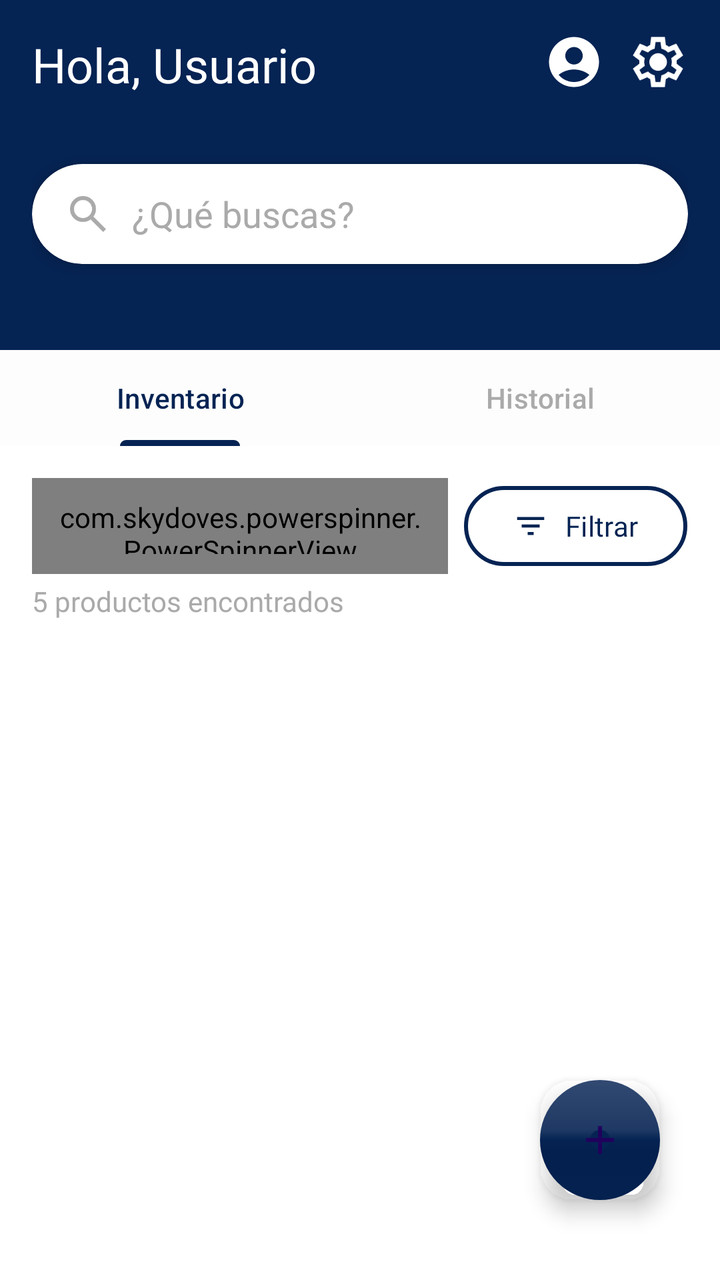
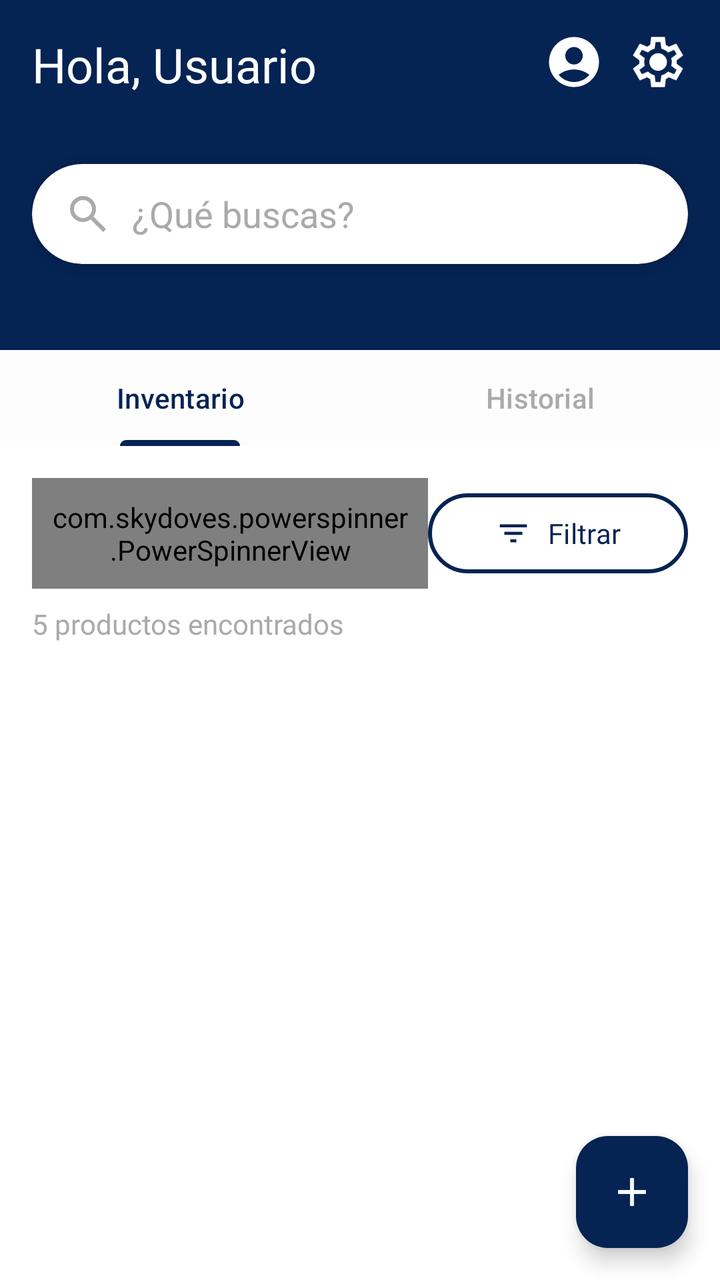

The first picture is an Android layout as it rendered before a commit; the second is the same layout after the commit. The layout source and the unified diff follow.
<!-- AndroidManifest.xml: application theme Theme.SmartFreezer -->
<!-- res/layout/fragment_inventory.xml -->
<?xml version="1.0" encoding="utf-8"?>
<androidx.constraintlayout.widget.ConstraintLayout
    xmlns:android="http://schemas.android.com/apk/res/android"
    xmlns:app="http://schemas.android.com/apk/res-auto"
    xmlns:tools="http://schemas.android.com/tools"
    android:id="@+id/homeFragmentLayout"
    android:layout_width="match_parent"
    android:layout_height="match_parent"
    android:background="@android:color/white"
    tools:context=".navigation.InventoryFragment">

    
    <LinearLayout
        android:id="@+id/headerLayout"
        android:layout_width="0dp"
        android:layout_height="175dp"
        android:orientation="vertical"
        android:background="@color/purpleButton"
        android:padding="16dp"
        app:layout_constraintTop_toTopOf="parent"
        app:layout_constraintStart_toStartOf="parent"
        app:layout_constraintEnd_toEndOf="parent">

        
        <RelativeLayout
            android:layout_width="match_parent"
            android:layout_height="50dp"
            android:paddingBottom="10dp">

            <TextView
                android:id="@+id/tvGreeting"
                android:layout_width="wrap_content"
                android:layout_height="wrap_content"
                android:fontFamily="@font/roboto_light"
                android:text="Hola, Usuario"
                android:textColor="@android:color/white"
                android:textSize="24sp" />

            <LinearLayout
                android:id="@+id/headerIcons"
                android:layout_width="wrap_content"
                android:layout_height="wrap_content"
                android:layout_alignParentEnd="true"
                android:orientation="horizontal">

                <ImageView
                    android:id="@+id/btnAccount"
                    android:layout_width="30dp"
                    android:layout_height="30dp"
                    android:layout_marginEnd="12dp"
                    android:src="@drawable/account2" />

                <ImageView
                    android:id="@+id/btnSettings"
                    android:layout_width="30dp"
                    android:layout_height="30dp"
                    android:src="@drawable/settings" />
            </LinearLayout>
        </RelativeLayout>

        
        <androidx.cardview.widget.CardView
            android:layout_width="match_parent"
            android:layout_height="50dp"
            android:layout_marginTop="16dp"
            android:backgroundTint="@color/white"
            app:cardCornerRadius="25dp"
            app:cardElevation="4dp">

            <LinearLayout
                android:layout_width="match_parent"
                android:layout_height="match_parent"
                android:orientation="horizontal"
                android:gravity="center_vertical"
                android:paddingHorizontal="16dp">

                <ImageView
                    android:layout_width="24dp"
                    android:layout_height="24dp"
                    app:tint="@android:color/darker_gray"
                    android:src="@drawable/search" />

                <EditText
                    android:id="@+id/searchBar"
                    android:layout_width="match_parent"
                    android:layout_height="wrap_content"
                    android:layout_marginStart="10dp"
                    android:background="@android:color/transparent"
                    android:fontFamily="@font/roboto"
                    android:hint="¿Qué buscas?"
                    android:inputType="text"
                    android:minHeight="48dp"
                    android:textColor="@android:color/black"
                    android:textColorHint="@android:color/darker_gray" />
            </LinearLayout>
        </androidx.cardview.widget.CardView>
    </LinearLayout>

    
    <com.google.android.material.tabs.TabLayout
        android:id="@+id/tabSelector"
        android:layout_width="0dp"
        android:layout_height="wrap_content"
        android:background="#FDFDFD"
        app:layout_constraintEnd_toEndOf="parent"
        app:layout_constraintStart_toStartOf="parent"
        app:layout_constraintTop_toBottomOf="@id/headerLayout"
        app:tabIndicatorColor="@color/purpleButton"
        app:tabSelectedTextColor="@color/purpleButton"
        app:tabTextColor="@android:color/darker_gray">

        <com.google.android.material.tabs.TabItem
            android:layout_width="wrap_content"
            android:layout_height="wrap_content"
            android:text="Inventario" />

        <com.google.android.material.tabs.TabItem
            android:layout_width="wrap_content"
            android:layout_height="wrap_content"
            android:text="Historial" />

    </com.google.android.material.tabs.TabLayout>

    
    <LinearLayout
        android:id="@+id/locationInfo"
        android:layout_width="0dp"
        android:layout_height="wrap_content"
        android:orientation="vertical"
        android:padding="16dp"
        app:layout_constraintTop_toBottomOf="@id/tabSelector"
        app:layout_constraintStart_toStartOf="parent"
        app:layout_constraintEnd_toEndOf="parent">

        <LinearLayout
            android:layout_width="match_parent"
            android:layout_height="wrap_content"
            android:orientation="horizontal"
            android:gravity="center_vertical"
            android:weightSum="2">

            
            <com.skydoves.powerspinner.PowerSpinnerView
                android:id="@+id/spinnerLocation"
                android:layout_width="0dp"
                android:layout_height="match_parent"
                android:layout_gravity="start"
                android:layout_weight="1.3"
                android:hint="¿Donde esta?"
                android:padding="10dp"
                android:textAlignment="textStart"
                android:textColor="@color/white"
                android:textColorHint="@color/purpleButton"
                android:textSize="18sp"
                app:fontFamily="@font/roboto_light"
                app:spinner_arrow_animate="true"
                app:spinner_arrow_gravity="start"
                app:spinner_arrow_padding="8dp"
                app:spinner_arrow_tint="@color/purpleButton"
                app:spinner_debounce_duration="25"
                app:spinner_divider_color="@color/white"
                app:spinner_divider_show="true"
                app:spinner_divider_size="0.8dp"
                app:spinner_item_array="@array/locations_array"
                app:spinner_item_height="50dp"
                app:spinner_popup_animation="dropdown"
                app:spinner_popup_background="@color/colorNavBar"
                app:spinner_popup_elevation="14dp" />

            <FrameLayout
                android:layout_width="0dp"
                android:layout_height="wrap_content"
                android:layout_marginStart="8dp"
                android:layout_weight="0.7">

                <com.google.android.material.button.MaterialButton
                    android:id="@+id/btnFilterOptions"
                    android:layout_width="match_parent"
                    android:layout_height="wrap_content"
                    android:backgroundTint="@color/white"
                    android:elevation="2dp"
                    android:paddingHorizontal="12dp"
                    android:text="Filtrar"
                    android:textColor="@color/purpleButton"
                    android:textSize="14sp"
                    app:fontFamily="@font/roboto"
                    app:icon="@drawable/filter"
                    app:iconGravity="textStart"
                    app:iconTint="@color/purpleButton"
                    app:strokeColor="@color/purpleButton"
                    app:strokeWidth="2dp" />

                <TextView
                    android:id="@+id/filterBadge"
                    android:layout_width="20dp"
                    android:layout_height="20dp"
                    android:layout_gravity="end|top"
                    android:layout_marginTop="4dp"
                    android:layout_marginEnd="4dp"
                    android:background="@drawable/badge_circle"
                    android:text="1"
                    android:textColor="@android:color/white"
                    android:textSize="12sp"
                    android:gravity="center"
                    android:visibility="gone" />
            </FrameLayout>

        </LinearLayout>


        <TextView
            android:id="@+id/tvProductCount"
            android:layout_width="wrap_content"
            android:layout_height="wrap_content"
            android:layout_marginTop="4dp"
            android:fontFamily="@font/roboto"
            android:text="5 productos encontrados"
            android:textColor="@android:color/darker_gray"
            android:textSize="14sp" />

    </LinearLayout>

    
    <androidx.recyclerview.widget.RecyclerView
        android:id="@+id/rvInventory"
        android:layout_width="0dp"
        android:layout_height="0dp"
        android:layout_marginTop="4dp"
        android:padding="8dp"
        app:layout_constraintTop_toBottomOf="@id/locationInfo"
        app:layout_constraintBottom_toTopOf="@id/fabAddProduct"
        app:layout_constraintStart_toStartOf="parent"
        app:layout_constraintEnd_toEndOf="parent"
        tools:listitem="@layout/item_product_inventory" />

    
    <com.google.android.material.floatingactionbutton.FloatingActionButton
        android:id="@+id/fabAddProduct"
        android:layout_width="60dp"
        android:layout_height="60dp"
        android:layout_marginEnd="30dp"
        android:layout_marginBottom="40dp"
        android:clickable="true"
        android:contentDescription="Agregar producto"
        android:focusable="true"
        android:src="@drawable/add"
        app:backgroundTint="@color/purpleButton"
        app:borderWidth="25dp"
        app:fabCustomSize="60dp"
        app:rippleColor="@color/white"
        app:layout_constraintBottom_toBottomOf="parent"
        app:layout_constraintEnd_toEndOf="parent" />


    
</androidx.constraintlayout.widget.ConstraintLayout>
<!-- res/layout/item_product_inventory.xml (included above) -->
<?xml version="1.0" encoding="utf-8"?>
<androidx.cardview.widget.CardView
    xmlns:android="http://schemas.android.com/apk/res/android"
    xmlns:app="http://schemas.android.com/apk/res-auto"
    android:layout_width="match_parent"
    android:layout_height="wrap_content"
    android:layout_margin="8dp"
    app:cardCornerRadius="12dp"
    app:cardBackgroundColor="@color/white"
    app:cardElevation="4dp">

<LinearLayout
    android:layout_width="match_parent"
    android:layout_height="wrap_content"
    android:orientation="vertical"
    android:padding="12dp"
    android:gravity="center">

    <ImageView
        android:id="@+id/ivProductIconInventory"
        android:layout_width="48dp"
        android:layout_height="48dp"
        android:src="@drawable/apple"
        android:contentDescription="Icono del producto" />

    <TextView
        android:id="@+id/tvProductNameInventory"
        android:layout_width="wrap_content"
        android:layout_height="wrap_content"
        android:text="Nombre"
        android:textSize="16sp"
        android:layout_marginTop="8dp"
        android:textColor="@color/purpleButton" />

</LinearLayout>

</androidx.cardview.widget.CardView>
<!-- resources referenced by this layout -->
<resources>
  <string-array name="locations_array">
          <item>Nevera</item>
          <item>Congelador</item>
          <item>Despensa</item>
          <item>Todos</item>
      </string-array>
  <color name="colorNavBar">#48606C</color>
  <color name="purpleButton">#052353</color>
  <color name="white">#FFFFFFFF</color>
  <!-- drawable account2 (drawable) -->
  <vector xmlns:android="http://schemas.android.com/apk/res/android" android:height="24dp" android:tint="#FFFFFF" android:viewportHeight="24" android:viewportWidth="24" android:width="24dp">
        
      <path android:fillColor="@android:color/white" android:pathData="M12,2C6.48,2 2,6.48 2,12s4.48,10 10,10s10,-4.48 10,-10S17.52,2 12,2zM12,6c1.93,0 3.5,1.57 3.5,3.5S13.93,13 12,13s-3.5,-1.57 -3.5,-3.5S10.07,6 12,6zM12,20c-2.03,0 -4.43,-0.82 -6.14,-2.88C7.55,15.8 9.68,15 12,15s4.45,0.8 6.14,2.12C16.43,19.18 14.03,20 12,20z"/>
      
  </vector>
  <!-- drawable add (drawable) -->
  <vector xmlns:android="http://schemas.android.com/apk/res/android"
      android:width="24dp"
      android:height="24dp"
      android:viewportWidth="960"
      android:viewportHeight="960">
    <path
        android:pathData="M440,520L200,520v-80h240v-240h80v240h240v80L520,520v240h-80v-240Z"
        android:fillColor="#FFFFFF"/>
  </vector>
  <!-- drawable apple: png bitmap (drawable, 37219 bytes) -->
  <!-- drawable badge_circle (drawable) -->
  <shape xmlns:android="http://schemas.android.com/apk/res/android" android:shape="oval">
      <solid android:color="@color/purpleButton" />
  </shape>
  <!-- drawable filter (drawable) -->
  <vector xmlns:android="http://schemas.android.com/apk/res/android"
      android:width="24dp"
      android:height="24dp"
      android:viewportWidth="960"
      android:viewportHeight="960">
    <path
        android:pathData="M400,720v-80h160v80L400,720ZM240,520v-80h480v80L240,520ZM120,320v-80h720v80L120,320Z"
        android:fillColor="#25414F"/>
  </vector>
  <!-- drawable search (drawable) -->
  <vector xmlns:android="http://schemas.android.com/apk/res/android"
      android:width="24dp"
      android:height="24dp"
      android:viewportWidth="960"
      android:viewportHeight="960">
    <path
        android:pathData="M784,840 L532,588q-30,24 -69,38t-83,14q-109,0 -184.5,-75.5T120,380q0,-109 75.5,-184.5T380,120q109,0 184.5,75.5T640,380q0,44 -14,83t-38,69l252,252 -56,56ZM380,560q75,0 127.5,-52.5T560,380q0,-75 -52.5,-127.5T380,200q-75,0 -127.5,52.5T200,380q0,75 52.5,127.5T380,560Z"
        android:fillColor="#25414F"/>
  </vector>
  <!-- drawable settings (drawable) -->
  <vector xmlns:android="http://schemas.android.com/apk/res/android"
      android:width="24dp"
      android:height="24dp"
      android:viewportWidth="960"
      android:viewportHeight="960">
    <path
        android:pathData="m370,880 l-16,-128q-13,-5 -24.5,-12T307,725l-119,50L78,585l103,-78q-1,-7 -1,-13.5v-27q0,-6.5 1,-13.5L78,375l110,-190 119,50q11,-8 23,-15t24,-12l16,-128h220l16,128q13,5 24.5,12t22.5,15l119,-50 110,190 -103,78q1,7 1,13.5v27q0,6.5 -2,13.5l103,78 -110,190 -118,-50q-11,8 -23,15t-24,12L590,880L370,880ZM440,800h79l14,-106q31,-8 57.5,-23.5T639,633l99,41 39,-68 -86,-65q5,-14 7,-29.5t2,-31.5q0,-16 -2,-31.5t-7,-29.5l86,-65 -39,-68 -99,42q-22,-23 -48.5,-38.5T533,266l-13,-106h-79l-14,106q-31,8 -57.5,23.5T321,327l-99,-41 -39,68 86,64q-5,15 -7,30t-2,32q0,16 2,31t7,30l-86,65 39,68 99,-42q22,23 48.5,38.5T427,694l13,106ZM482,620q58,0 99,-41t41,-99q0,-58 -41,-99t-99,-41q-59,0 -99.5,41T342,480q0,58 40.5,99t99.5,41ZM480,480Z"
        android:fillColor="#FFFFFF"/>
  </vector>
  <style name="Theme.SmartFreezer" parent="android:Theme.Material.Light.NoActionBar" />
</resources>

<!-- the commit's change to res/layout/fragment_inventory.xml (unified diff, before → after) -->
@@ -122,103 +122,96 @@
     </com.google.android.material.tabs.TabLayout>
 
     
-    <LinearLayout
+    <androidx.constraintlayout.widget.ConstraintLayout
         android:id="@+id/locationInfo"
         android:layout_width="0dp"
         android:layout_height="wrap_content"
-        android:orientation="vertical"
         android:padding="16dp"
         app:layout_constraintTop_toBottomOf="@id/tabSelector"
         app:layout_constraintStart_toStartOf="parent"
         app:layout_constraintEnd_toEndOf="parent">
 
-        <LinearLayout
-            android:layout_width="match_parent"
-            android:layout_height="wrap_content"
-            android:orientation="horizontal"
-            android:gravity="center_vertical"
-            android:weightSum="2">
-
-            
-            <com.skydoves.powerspinner.PowerSpinnerView
-                android:id="@+id/spinnerLocation"
-                android:layout_width="0dp"
-                android:layout_height="match_parent"
-                android:layout_gravity="start"
-                android:layout_weight="1.3"
-                android:hint="¿Donde esta?"
-                android:padding="10dp"
-                android:textAlignment="textStart"
-                android:textColor="@color/white"
-                android:textColorHint="@color/purpleButton"
-                android:textSize="18sp"
-                app:fontFamily="@font/roboto_light"
-                app:spinner_arrow_animate="true"
-                app:spinner_arrow_gravity="start"
-                app:spinner_arrow_padding="8dp"
-                app:spinner_arrow_tint="@color/purpleButton"
-                app:spinner_debounce_duration="25"
-                app:spinner_divider_color="@color/white"
-                app:spinner_divider_show="true"
-                app:spinner_divider_size="0.8dp"
-                app:spinner_item_array="@array/locations_array"
-                app:spinner_item_height="50dp"
-                app:spinner_popup_animation="dropdown"
-                app:spinner_popup_background="@color/colorNavBar"
-                app:spinner_popup_elevation="14dp" />
-
-            <FrameLayout
-                android:layout_width="0dp"
+        <com.skydoves.powerspinner.PowerSpinnerView
+            android:id="@+id/spinnerLocation"
+            android:layout_width="0dp"
+            android:layout_height="wrap_content"
+            android:hint="¿Donde esta?"
+            android:padding="10dp"
+            android:textAlignment="textStart"
+            android:textColor="@color/black"
+            android:textColorHint="@color/purpleButton"
+            android:textSize="24sp"
+            app:fontFamily="@font/roboto_light"
+            app:layout_constraintStart_toStartOf="parent"
+            app:layout_constraintTop_toTopOf="parent"
+            app:layout_constraintEnd_toStartOf="@+id/filterButtonContainer"
+            app:spinner_arrow_animate="true"
+            app:spinner_arrow_gravity="end"
+            app:spinner_arrow_padding="2dp"
+            app:spinner_arrow_tint="@color/purpleButton"
+            app:spinner_debounce_duration="25"
+            app:spinner_divider_color="@color/white"
+            app:spinner_divider_show="true"
+            app:spinner_divider_size="0.8dp"
+            app:spinner_item_array="@array/locations_array"
+            app:spinner_item_height="50dp"
+            app:spinner_popup_animation="dropdown"
+            app:spinner_popup_background="@color/colorNavBar"
+            app:spinner_popup_elevation="14dp" />
+
+        <FrameLayout
+            android:id="@+id/filterButtonContainer"
+            android:layout_width="wrap_content"
+            android:layout_height="wrap_content"
+            app:layout_constraintTop_toTopOf="@+id/spinnerLocation"
+            app:layout_constraintBottom_toBottomOf="@+id/spinnerLocation"
+            app:layout_constraintEnd_toEndOf="parent">
+
+            <com.google.android.material.button.MaterialButton
+                android:id="@+id/btnFilterOptions"
+                android:layout_width="130dp"
                 android:layout_height="wrap_content"
-                android:layout_marginStart="8dp"
-                android:layout_weight="0.7">
-
-                <com.google.android.material.button.MaterialButton
-                    android:id="@+id/btnFilterOptions"
-                    android:layout_width="match_parent"
-                    android:layout_height="wrap_content"
-                    android:backgroundTint="@color/white"
-                    android:elevation="2dp"
-                    android:paddingHorizontal="12dp"
-                    android:text="Filtrar"
-                    android:textColor="@color/purpleButton"
-                    android:textSize="14sp"
-                    app:fontFamily="@font/roboto"
-                    app:icon="@drawable/filter"
-                    app:iconGravity="textStart"
-                    app:iconTint="@color/purpleButton"
-                    app:strokeColor="@color/purpleButton"
-                    app:strokeWidth="2dp" />
-
-                <TextView
-                    android:id="@+id/filterBadge"
-                    android:layout_width="20dp"
-                    android:layout_height="20dp"
-                    android:layout_gravity="end|top"
-                    android:layout_marginTop="4dp"
-                    android:layout_marginEnd="4dp"
-                    android:background="@drawable/badge_circle"
-                    android:text="1"
-                    android:textColor="@android:color/white"
-                    android:textSize="12sp"
-                    android:gravity="center"
-                    android:visibility="gone" />
-            </FrameLayout>
-
-        </LinearLayout>
-
+                android:backgroundTint="@color/white"
+                android:elevation="2dp"
+                android:paddingHorizontal="12dp"
+                android:text="Filtrar"
+                android:textColor="@color/purpleButton"
+                android:textSize="14sp"
+                app:fontFamily="@font/roboto"
+                app:icon="@drawable/filter"
+                app:iconGravity="textStart"
+                app:iconTint="@color/purpleButton"
+                app:strokeColor="@color/purpleButton"
+                app:strokeWidth="2dp" />
+
+            <TextView
+                android:id="@+id/filterBadge"
+                android:layout_width="20dp"
+                android:layout_height="20dp"
+                android:layout_gravity="end|top"
+                android:layout_marginTop="4dp"
+                android:layout_marginEnd="4dp"
+                android:background="@drawable/badge_circle"
+                android:text="1"
+                android:textColor="@android:color/white"
+                android:textSize="12sp"
+                android:gravity="center"
+                android:visibility="gone" />
+        </FrameLayout>
 
         <TextView
             android:id="@+id/tvProductCount"
             android:layout_width="wrap_content"
             android:layout_height="wrap_content"
-            android:layout_marginTop="4dp"
+            android:layout_marginTop="8dp"
             android:fontFamily="@font/roboto"
             android:text="5 productos encontrados"
             android:textColor="@android:color/darker_gray"
-            android:textSize="14sp" />
-
-    </LinearLayout>
+            android:textSize="14sp"
+            app:layout_constraintStart_toStartOf="parent"
+            app:layout_constraintTop_toBottomOf="@id/spinnerLocation" />
+
+    </androidx.constraintlayout.widget.ConstraintLayout>
 
     
     <androidx.recyclerview.widget.RecyclerView
@@ -236,18 +229,13 @@
     
     <com.google.android.material.floatingactionbutton.FloatingActionButton
         android:id="@+id/fabAddProduct"
-        android:layout_width="60dp"
-        android:layout_height="60dp"
-        android:layout_marginEnd="30dp"
-        android:layout_marginBottom="40dp"
-        android:clickable="true"
+        android:layout_width="wrap_content"
+        android:layout_height="wrap_content"
+        android:layout_margin="16dp"
         android:contentDescription="Agregar producto"
-        android:focusable="true"
         android:src="@drawable/add"
         app:backgroundTint="@color/purpleButton"
-        app:borderWidth="25dp"
-        app:fabCustomSize="60dp"
-        app:rippleColor="@color/white"
+        app:tint="@android:color/white"
         app:layout_constraintBottom_toBottomOf="parent"
         app:layout_constraintEnd_toEndOf="parent" />
 
<!-- resource entries referenced after the edit -->
@@ -6,6 +6,7 @@
           <item>Despensa</item>
           <item>Todos</item>
       </string-array>
+  <color name="black">#FF000000</color>
   <color name="colorNavBar">#48606C</color>
   <color name="purpleButton">#052353</color>
   <color name="white">#FFFFFFFF</color>
